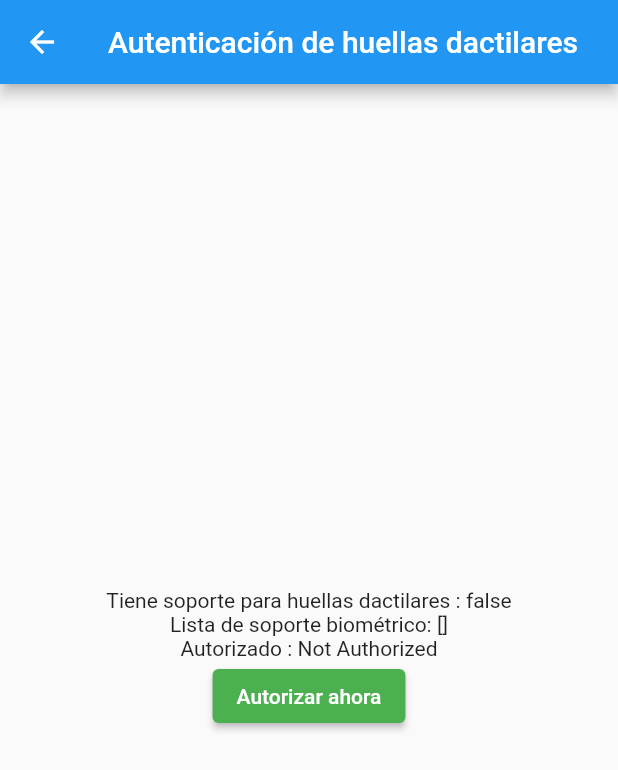
After one commit to Frank8040/Unidad-03_DAM-2023-02, a Flutter app: the screen it shows after launch, after a tap on "Dactilar Prueba 02", on a phone screen of 412 x 824 dp. The commit adds this screen. Shown: the top 770 px of the screen. Run offline on Flutter 3.47's test engine with Material 2 defaults, Android fonts, the phone set to English and light mode, and no system bars; our stand-ins replace bloc, camera, cloud_firestore, dio, firebase_core, floor and 12 more; missing offline and left inert: animated_floating_buttons, checkbox_grouped, data_connection_checker_tv, excel, flutter_barcode_scanner, google_mlkit_commons and 2 more; accounts and stored records are empty; generated files the repository leaves out were written again.

Commit message:
Trabajo Final

```diff
--- /dev/null
+++ b/trabajo_final/lib/dactilar_02/home.dart
@@ -0,0 +1,99 @@
+// ignore_for_file: avoid_print
+
+import 'package:flutter/material.dart';
+import 'package:local_auth/local_auth.dart';
+
+class MyHomePage extends StatefulWidget {
+  const MyHomePage({Key? key, required this.title}) : super(key: key);
+  final String title;
+
+  @override
+  MyHomePageState createState() => MyHomePageState();
+}
+
+class MyHomePageState extends State<MyHomePage> {
+  final LocalAuthentication _localAuthentication = LocalAuthentication();
+  bool _hasFingerPrintSupport = false;
+  String _authorizedOrNot = "Not Authorized";
+  List<BiometricType> _availableBiometricType = [];
+
+  Future<void> _getBiometricsSupport() async {
+    bool hasFingerPrintSupport = false;
+    try {
+      hasFingerPrintSupport = await _localAuthentication.canCheckBiometrics;
+    } catch (e) {
+      print(e);
+    }
+    if (!mounted) return;
+    setState(() {
+      _hasFingerPrintSupport = hasFingerPrintSupport;
+    });
+  }
+
+  Future<void> _getAvailableSupport() async {
+    List<BiometricType> availableBiometricType = [];
+    try {
+      availableBiometricType =
+          await _localAuthentication.getAvailableBiometrics();
+    } catch (e) {
+      print(e);
+    }
+    if (!mounted) return;
+    setState(() {
+      _availableBiometricType = availableBiometricType;
+    });
+  }
+
+  Future<void> _authenticateMe() async {
+    bool authenticated = false;
+    try {
+      authenticated = await LocalAuthentication().authenticate(
+        localizedReason: "Autenticar para pruebas",
+        options: const AuthenticationOptions(),
+      );
+    } catch (e) {
+      print(e);
+    }
+    if (!mounted) return;
+    setState(() {
+      _authorizedOrNot = authenticated ? "Autorizado" : "No autorizado";
+    });
+  }
+
+  @override
+  void initState() {
+    _getBiometricsSupport();
+    _getAvailableSupport();
+    super.initState();
+  }
+
+  @override
+  Widget build(BuildContext context) {
+    return Scaffold(
+      appBar: AppBar(
+        title: Text(widget.title),
+      ),
+      body: Center(
+        child: Column(
+          mainAxisAlignment: MainAxisAlignment.center,
+          children: <Widget>[
+            Text(
+                "Tiene soporte para huellas dactilares : $_hasFingerPrintSupport"),
+            Text(
+                "Lista de soporte biométrico: ${_availableBiometricType.toString()}"),
+            Text("Autorizado : $_authorizedOrNot"),
+            ElevatedButton(
+              // Cambio aquí
+              style: ElevatedButton.styleFrom(
+                backgroundColor: Colors.green,
+              ),
+              onPressed: _authenticateMe,
+              // Cambio aquí
+              child: const Text("Autorizar ahora"),
+            ),
+          ],
+        ),
+      ),
+    );
+  }
+}
--- /dev/null
+++ b/trabajo_final/lib/dactilar_02/main.dart
@@ -0,0 +1,18 @@
+import 'package:flutter/material.dart';
+import 'package:trabajo_final/dactilar_02/home.dart';
+
+void main() => runApp(const MyApp());
+
+class MyApp extends StatelessWidget {
+  const MyApp({super.key});
+
+  @override
+  Widget build(BuildContext context) {
+    return MaterialApp(
+      theme: ThemeData(
+        primarySwatch: Colors.blue,
+      ),
+      home: const MyHomePage(title: 'Autenticación de huellas dactilares'),
+    );
+  }
+}
--- a/trabajo_final/lib/facial/auth/sign_in.dart
+++ b/trabajo_final/lib/facial/auth/sign_in.dart
@@ -83,9 +83,12 @@ class _FaceCheckPageState extends State<FaceCheckPage> {
         await _mlService.predict(image, faces[0]);
 
         if (_mlService.person != null) {
+          // Verifica si el widget está montado antes de llamar a setState
+          if (mounted) {
             setState(() {
               _text = _mlService.person;
             });
+          }
 
           // Cancelar el temporizador anterior de manera segura
           _delayTimer?.cancel();
@@ -93,12 +96,14 @@ class _FaceCheckPageState extends State<FaceCheckPage> {
 
           // Agregar un nuevo temporizador de 5 segundos antes de realizar la navegación
           _delayTimer = Timer(const Duration(seconds: 3), () {
+            if (mounted) {
               Navigator.pushReplacement(
                 context,
                 MaterialPageRoute(
                   builder: (context) => const DashboardPage(),
                 ),
               );
+            }
           });
         }
       } else {
--- a/trabajo_final/lib/main.dart
+++ b/trabajo_final/lib/main.dart
@@ -1,6 +1,6 @@
 import 'package:flutter/material.dart';
-import 'package:trabajo_final/dactilar/views/login_screen.dart';
-import 'package:trabajo_final/dactilar_02/views/auth_screen_click.dart';
+import 'package:trabajo_final/dactilar_01/views/auth_screen_click.dart';
+import 'package:trabajo_final/dactilar_02/home.dart';
 import 'package:trabajo_final/facial/locator.dart';
 import 'package:trabajo_final/facial/pages/submain.dart';
 
@@ -55,12 +55,12 @@ class HomeScreen extends StatelessWidget {
                 Navigator.push(
                   context,
                   MaterialPageRoute(
-                    builder: (context) => const LoginScreen(),
+                    builder: (context) => const AuthScreenClick(),
                   ),
                 );
               },
               icon: const Icon(Icons.fingerprint),
-              label: const Text('Dactilar'),
+              label: const Text('Dactilar Prueba 01'),
             ),
             const SizedBox(height: 16.0),
             ElevatedButton.icon(
@@ -68,12 +68,13 @@ class HomeScreen extends StatelessWidget {
                 Navigator.push(
                   context,
                   MaterialPageRoute(
-                    builder: (context) => const AuthScreenClick(),
+                    builder: (context) => const MyHomePage(
+                        title: 'Autenticación de huellas dactilares'),
                   ),
                 );
               },
               icon: const Icon(Icons.fingerprint),
-              label: const Text('Dactilar Prueba'),
+              label: const Text('Dactilar Prueba 02'),
             ),
           ],
         ),
```
Also changed, not shown: trabajo_final/lib/dactilar/bloc/login_bloc.dart (deleted, +0 -50 lines), trabajo_final/lib/dactilar/views/login_screen.dart (deleted, +0 -383 lines), trabajo_final/lib/dactilar_01/views/auth_screen.dart (renamed from trabajo_final/lib/dactilar_02/views/auth_screen_click.dart, +11 -15 lines), trabajo_final/lib/dactilar_01/views/auth_screen_click.dart (renamed from trabajo_final/lib/dactilar_02/views/auth_screen.dart, +15 -11 lines), trabajo_final/lib/facial/auth/sign_up.dart (+7 -2 lines), trabajo_final/lib/dactilar_01/views/home_screen.dart (renamed from trabajo_final/lib/dactilar_02/views/home_screen.dart), 2 other files. Lines whose indentation alone changed are shown as unchanged.
